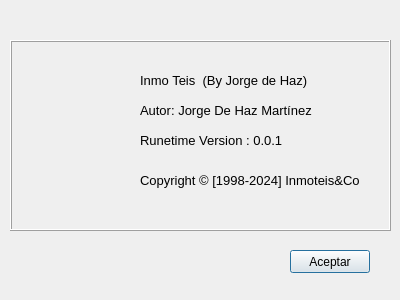
This is templates/dlgAbout.ui in Jorgedehaz/DI as Qt 5 draws it before an edit. The edited form follows.
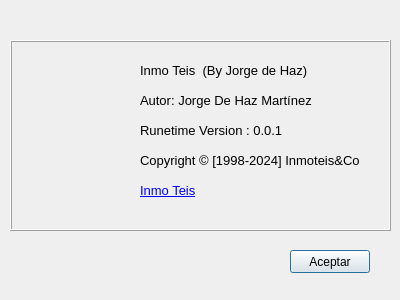
This is the edited form. Icons and pictures are not drawn.

What changed in the file:
```diff
--- a/templates/dlgAbout.ui
+++ b/templates/dlgAbout.ui
@@ -51,7 +51,7 @@
     <property name="geometry">
      <rect>
       <x>130</x>
-      <y>30</y>
+      <y>20</y>
       <width>211</width>
       <height>21</height>
      </rect>
@@ -100,7 +100,7 @@
     <property name="geometry">
      <rect>
       <x>130</x>
-      <y>60</y>
+      <y>50</y>
       <width>211</width>
       <height>21</height>
      </rect>
@@ -118,7 +118,7 @@
     <property name="geometry">
      <rect>
       <x>130</x>
-      <y>90</y>
+      <y>80</y>
       <width>171</width>
       <height>21</height>
      </rect>
@@ -138,7 +138,7 @@
       <x>130</x>
       <y>110</y>
       <width>251</width>
-      <height>61</height>
+      <height>21</height>
      </rect>
     </property>
     <property name="font">
@@ -150,6 +150,30 @@
      <string>Copyright © [1998-2024] Inmoteis&amp;Co</string>
     </property>
    </widget>
+   <widget class="QLabel" name="label_5">
+    <property name="geometry">
+     <rect>
+      <x>130</x>
+      <y>140</y>
+      <width>251</width>
+      <height>21</height>
+     </rect>
+    </property>
+    <property name="font">
+     <font>
+      <pointsize>10</pointsize>
+     </font>
+    </property>
+    <property name="text">
+     <string>&lt;a href=&quot;http://www.edu.xunta.gal/centros/iesteis&quot;&gt;Inmo Teis&lt;/a&gt;</string>
+    </property>
+    <property name="openExternalLinks">
+     <bool>true</bool>
+    </property>
+    <property name="textInteractionFlags">
+     <set>Qt::TextBrowserInteraction</set>
+    </property>
+   </widget>
   </widget>
   <widget class="QPushButton" name="btnAceptarabout">
    <property name="geometry">
```
